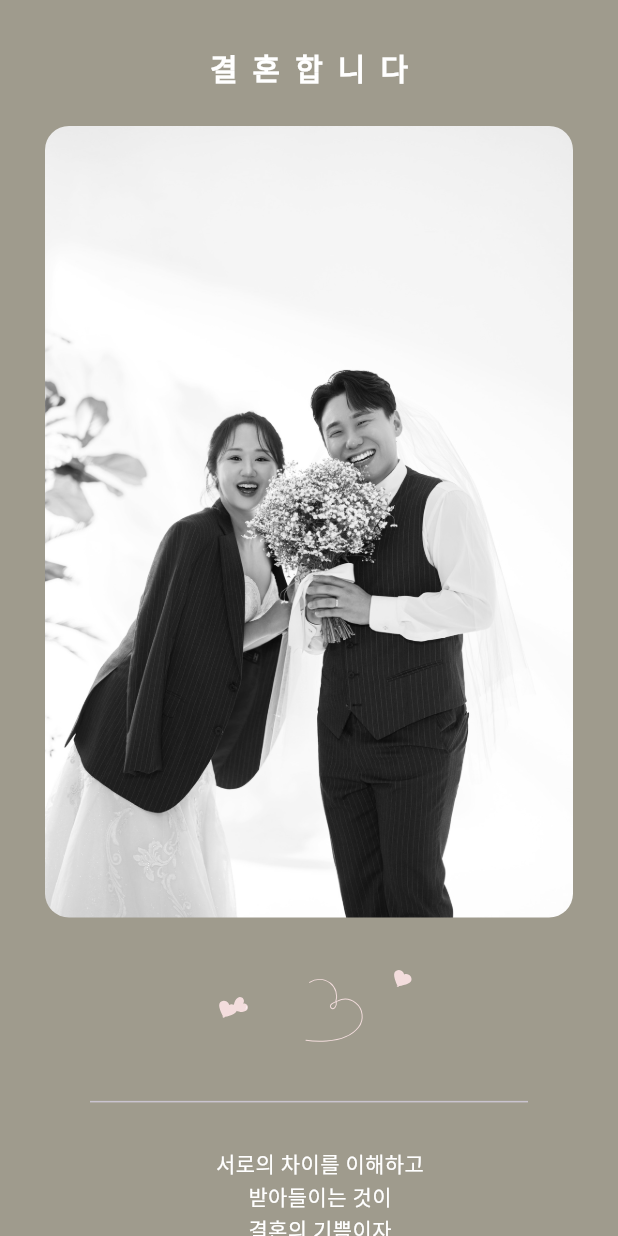
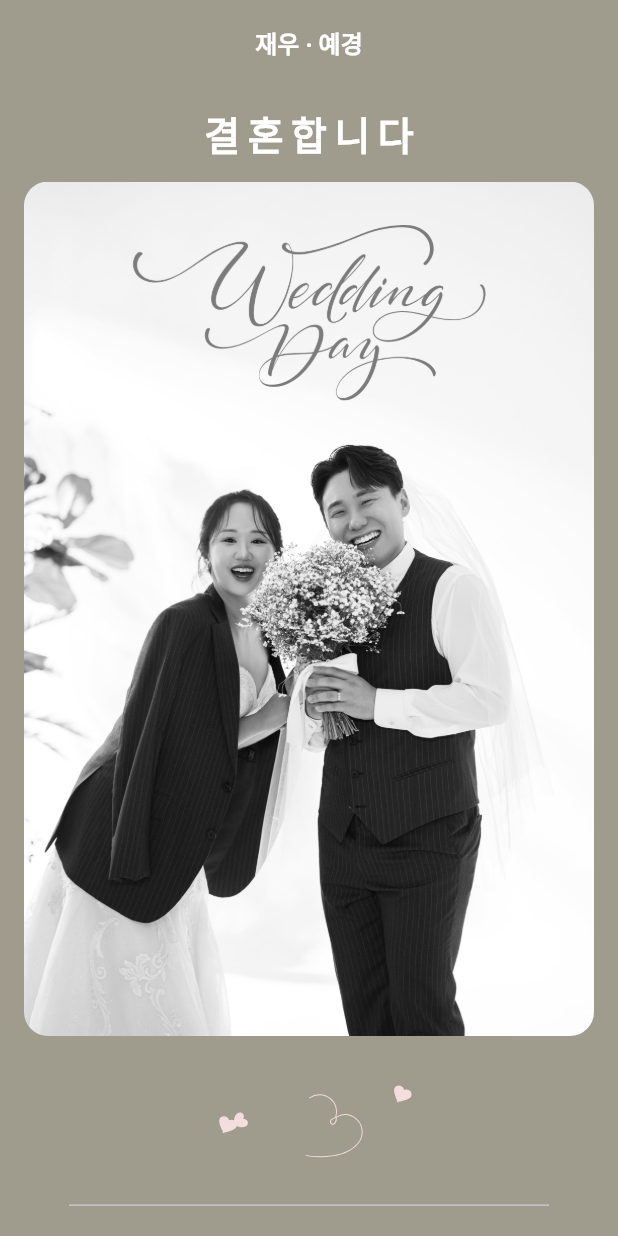
Before and after one commit to John-Cho/mobileInvitiation, a Flutter app: the screen it shows after launch, on a phone screen of 412 x 824 dp. Run offline on Flutter 3.47's test engine with Material 3 defaults, Android fonts, the phone set to English and light mode, and no system bars; our stand-ins replace flutter_riverpod, lottie, table_calendar; Roboto replaces fonts that are missing (Nanum_Myeongjo).

Commit message:
fixed layout

```diff
--- a/lib/common/constans.dart
+++ b/lib/common/constans.dart
@@ -1,4 +1,6 @@
 import 'package:flutter/material.dart';
+
+const String FONT_FAMILY = 'Nanum_Myeongjo';
 
 const Color DEFAULT_TEXT_COLOR = Colors.white;
 const Color DEFAULT_BG_COLOR = Color.fromARGB(0xff, 0x9f, 0x9b, 0x8d);
--- a/lib/layout/default_layout.dart
+++ b/lib/layout/default_layout.dart
@@ -18,7 +18,18 @@ class DefaultLayout extends StatelessWidget {
     return SafeArea(
       child: Scaffold(
         backgroundColor: backgroundColor ?? Colors.white,
-        body: this.body,
+        appBar: AppBar(
+          title:Text(title),
+          centerTitle: true,
+          backgroundColor: DEFAULT_BG_COLOR,
+          titleTextStyle: TextStyle(
+            fontFamily: FONT_FAMILY,
+            fontSize: 16,
+            fontWeight: FontWeight.bold,
+            color: DEFAULT_TEXT_COLOR,
+          ),
+        ),
+        body: body,
       ),
     );
   }
--- a/lib/main.dart
+++ b/lib/main.dart
@@ -1,5 +1,7 @@
+import 'package:flutter/foundation.dart';
 import 'package:flutter/material.dart';
 import 'package:flutter_riverpod/flutter_riverpod.dart';
+import 'package:mobileinvitiation/common/constans.dart';
 import 'package:mobileinvitiation/screen/home_screen.dart';
 
 void main() {
@@ -10,8 +12,9 @@ class _App extends StatelessWidget {
   @override
   Widget build(BuildContext context) {
     return MaterialApp(
+      debugShowCheckedModeBanner: false,
       theme: ThemeData(
-        fontFamily: 'Nanum_Myeongjo',
+        fontFamily: FONT_FAMILY,
       ),
       home: HomeScreen(),
     );
--- a/lib/screen/home_screen.dart
+++ b/lib/screen/home_screen.dart
@@ -1,3 +1,6 @@
+import 'dart:convert';
+
+import 'package:flutter/foundation.dart';
 import 'package:flutter/material.dart';
 import 'package:flutter/services.dart';
 import 'package:flutter_riverpod/flutter_riverpod.dart';
@@ -18,29 +21,29 @@ class HomeScreen extends ConsumerWidget {
 
     return DefaultLayout(
       backgroundColor: data.themeColor,
-      title: '재우 ♥ 예경',
+      title: '재우 · 예경',
       body: SingleChildScrollView(
         child: Padding(
-          padding: const EdgeInsets.symmetric(horizontal: 30.0),
+          padding: const EdgeInsets.symmetric(horizontal: 16.0),
           child: Column(
             crossAxisAlignment: CrossAxisAlignment.center,
             children: [
-              const SizedBox(height: 30.0),
+              _sizedbox(),
               const Text(
                 '결혼합니다',
                 style: TextStyle(
-                  fontSize: 20.0,
+                  fontSize: 26.0,
                   color: DEFAULT_TEXT_COLOR,
-                  letterSpacing: 10.0,
+                  letterSpacing: 5.0,
                   fontWeight: FontWeight.bold,
                 ),
               ),
-              const SizedBox(height: 25.0),
+              _sizedbox(),
               Container(
                 child: ClipRRect(
                     borderRadius: BorderRadius.circular(16.0),
                     child: Image.asset(
-                      'asset/img/home.jpg',
+                      'asset/img/home.png',
                       fit: BoxFit.cover,
                     )),
               ),
@@ -50,21 +53,19 @@ class HomeScreen extends ConsumerWidget {
                 width: 160,
                 fit: BoxFit.cover,
               ),
-              _sizedbox(),
               _divider(),
-              _sizedbox(height: 30.0),
+              ///////////////////////////////////////////////////////////////
               Text(
                 data.quote,
                 style: const TextStyle(
                   color: DEFAULT_TEXT_COLOR,
                   fontSize: 14.0,
-                  height: 1.5,
+                  height: 3.0,
                 ),
                 textAlign: TextAlign.center,
               ),
-              _sizedbox(),
               _divider(),
-              _sizedbox(),
+              ///////////////////////////////////////////////////////////////
               const Text(
                 '초대합니다',
                 style: TextStyle(
@@ -80,13 +81,17 @@ class HomeScreen extends ConsumerWidget {
                 style: TextStyle(
                   color: DEFAULT_TEXT_COLOR,
                   fontSize: 14.0,
-                  height: 2.0,
+                  height: 3.0,
                 ),
                 textAlign: TextAlign.center,
               ),
-              _sizedbox(),
+              Image.asset(
+                'asset/img/gallery.png',
+                width: 150,
+                fit: BoxFit.cover,
+              ),
               _divider(),
-              _sizedbox(),
+              ///////////////////////////////////////////////////////////////
               const Text(
                 '예식안내',
                 style: TextStyle(
@@ -108,7 +113,7 @@ class HomeScreen extends ConsumerWidget {
                     ),
                   ),
                   SizedBox(
-                    width: 10.0,
+                    width: 5.0,
                   ),
                   Text(
                     data.weddingTime,
@@ -119,6 +124,8 @@ class HomeScreen extends ConsumerWidget {
                   ),
                 ],
               ),
+
+              ///////////////////////////////////////////////////////////////
               Text(
                 '노블발렌티 대치점',
                 style: TextStyle(
@@ -126,22 +133,21 @@ class HomeScreen extends ConsumerWidget {
                   color: DEFAULT_TEXT_COLOR,
                 ),
               ),
-              _sizedbox(height: 8),
+              _sizedbox(height: 3),
               Text(
                 '삼성점이 아닌 대치점입니다.',
                 style: TextStyle(
-                  fontSize: 10.0,
-                  color: DEFAULT_TEXT_COLOR,
-                ),
+                    fontSize: 10.0,
+                    color: DEFAULT_TEXT_COLOR,
+                    decoration: TextDecoration.underline,
+                    decorationColor: Colors.white,
+                    decorationStyle: TextDecorationStyle.dotted),
               ),
-              _sizedbox(height: 8),
-              CalenderScreen(
-                selectedDay: DateFormat('yyyy년 M월 d일').parse(data.weddingDate),
-              ),
-
+              _sizedbox(),
+              Image.asset('asset/img/calender.png', fit: BoxFit.cover,),
               _sizedbox(),
               _divider(),
-              _sizedbox(),
+              ///////////////////////////////////////////////////////////////
               const Text(
                 '사진첩',
                 style: TextStyle(
@@ -153,9 +159,7 @@ class HomeScreen extends ConsumerWidget {
               ),
               _sizedbox(),
               GalleryScreen(),
-              _sizedbox(),
               _divider(),
-
               _sizedbox(),
               const Text(
                 '오시는 길',
@@ -195,53 +199,22 @@ class HomeScreen extends ConsumerWidget {
                 textAlign: TextAlign.center,
               ),
               _sizedbox(),
-              _contact(
-                '신랑에게 축하인사',
-                'asset/img/groom.png',
-                data.groom.contactNumber,
+              Image.asset('asset/img/groom.png', width: 100,),
+              _contactListtile(
+                context,
+                [
+                  data.groom,
+                  data.groomDad,
+                  data.groomMom,
+                ],
               ),
-              _contact(
-                '신부에게 축하인사',
-                'asset/img/bride.png',
-                data.bride.contactNumber,
-              ),
-              _divider(),
-              _sizedbox(),
-              Row(
-                mainAxisAlignment: MainAxisAlignment.center,
-                children: [
-                  Column(
-                    mainAxisAlignment: MainAxisAlignment.center,
-                    children: [
-                      Text('신랑측 혼주', style: TextStyle(color: DEFAULT_TEXT_COLOR, fontSize: 14.0),),
-                      _contact(
-                        '아버지 ${data.groomDad.name}',
-                        null,
-                        data.groomDad.contactNumber,
-                      ),
-                      _contact(
-                        '어머니 ${data.groomMom.name}',
-                        null,
-                        data.groomMom.contactNumber,
-                      ),
-                    ],
-                  ),
-                  Column(
-                    mainAxisAlignment: MainAxisAlignment.center,
-                    children: [
-                      Text('신부측 혼주', style: TextStyle(color: DEFAULT_TEXT_COLOR, fontSize: 14.0),),
-                      _contact(
-                        '아버지 ${data.brideDad.name}',
-                        null,
-                        data.brideDad.contactNumber,
-                      ),
-                      _contact(
-                        '어머니 ${data.brideMob.name}',
-                        null,
-                        data.brideMob.contactNumber,
-                      ),
-                    ],
-                  )
+              Image.asset('asset/img/bride.png', width: 100,),
+              _contactListtile(
+                context,
+                [
+                  data.bride,
+                  data.brideDad,
+                  data.brideMom,
                 ],
               ),
             ],
@@ -252,41 +225,41 @@ class HomeScreen extends ConsumerWidget {
   }
 
   static Widget _divider() {
-    return const Padding(
+    return Padding(
       padding: EdgeInsets.symmetric(horizontal: 30.0),
-      child: Divider(
-        height: 1.5,
+      child: Column(
+        children: [
+          _sizedbox(height: 8.0),
+          Divider(
+            height: 1.5,
+          ),
+          _sizedbox(),
+        ],
       ),
     );
   }
 
-  static Widget _sizedbox({double? height = 16.0}) {
+  static Widget _sizedbox({double? height = 14.0}) {
     return SizedBox(
       height: height,
     );
   }
 
-  Widget _contact(String name, String? imgPath, String number) {
+  Widget _contact(BuildContext context, PersonData user, Widget subwidget) {
     return Row(
       mainAxisAlignment: MainAxisAlignment.center,
-      crossAxisAlignment: CrossAxisAlignment.center,
       children: [
-        if(imgPath != null)
-        Image.asset(
-          imgPath,
-          width: 20,
-          height: 20,
-        ),
+        subwidget,
         Text(
-          '$name',
+          '${user.name}',
           style: TextStyle(
-            fontSize: 16.0,
+            fontSize: 14.0,
             color: DEFAULT_TEXT_COLOR,
           ),
         ),
         IconButton(
           onPressed: () async {
-            final Uri uri = Uri(scheme: 'tel', path: number);
+            final Uri uri = Uri(scheme: 'tel', path: user.contactNumber);
             if (await canLaunchUrl(uri)) {
               await launchUrl(uri);
             } else {
@@ -296,9 +269,118 @@ class HomeScreen extends ConsumerWidget {
           icon: Icon(
             Icons.call,
             color: Colors.white,
+            size: 20.0,
           ),
-        )
+          padding: EdgeInsets.zero,
+          constraints: BoxConstraints(),
+        ),
+        IconButton(
+          onPressed: () {
+            Clipboard.setData(ClipboardData(text: user.giftAccountDetails));
+            ScaffoldMessenger.of(context).showSnackBar(
+              SnackBar(
+                content: Text('계좌번호가 복사되었습니다.'),
+                duration: Duration(
+                  seconds: 2,
+                ),
+              ),
+            );
+          },
+          icon: Icon(Icons.wallet_giftcard_outlined,
+              color: Colors.white, size: 20.0),
+          padding: EdgeInsets.zero,
+          constraints: BoxConstraints(),
+        ),
       ],
     );
   }
+
+  // 신랑측
+  // 신부측
+
+  Widget _contactListtile(BuildContext context, List<PersonData> user) {
+    return SizedBox(
+      child: ListView.builder(
+        shrinkWrap: true,
+        itemCount: user.length,
+        physics: NeverScrollableScrollPhysics(),
+        itemBuilder: (context, index) {
+          return ListTile(
+            leading: Container(
+              width: 40.0,
+              height: 40.0,
+              decoration: BoxDecoration(
+                shape: BoxShape.circle,
+                border: Border.all(color: Colors.white, width: 1.5)
+              ),
+              child: CircleAvatar(
+                backgroundColor: DEFAULT_BG_COLOR,
+                child: Text(
+                  user[index].type,
+                  style: TextStyle(
+                    fontSize: 10.0,
+                    fontWeight: FontWeight.bold,
+                    color: DEFAULT_TEXT_COLOR,
+                  ),
+                ),
+              ),
+            ),
+            title: Text(
+              user[index].name,
+              style: TextStyle(
+                fontSize: 16.0,
+                color: DEFAULT_TEXT_COLOR,
+              ),
+            ),
+            subtitle: Text(
+              "${user[index].giftAccountDetails}   [${user[index].backType}]",
+              style: TextStyle(
+                fontSize: 10.0,
+                color: DEFAULT_TEXT_COLOR,
+              ),
+            ),
+            trailing: Wrap(
+              children: [
+                IconButton(
+                  onPressed: () async {
+                    final Uri uri =
+                        Uri(scheme: 'tel', path: user[index].contactNumber);
+                    if (await canLaunchUrl(uri)) {
+                      await launchUrl(uri);
+                    } else {
+                      throw 'Could not launch $uri';
+                    }
+                  },
+                  icon: Icon(
+                    Icons.call,
+                    color: Colors.white,
+                  ),
+                  padding: EdgeInsets.zero,
+                  constraints: BoxConstraints(),
+                ),
+                IconButton(
+                  onPressed: () {
+                    Clipboard.setData(
+                        ClipboardData(text: user[index].giftAccountDetails));
+                    ScaffoldMessenger.of(context).showSnackBar(
+                      SnackBar(
+                        content: Text('계좌번호가 복사되었습니다.'),
+                        duration: Duration(
+                          seconds: 2,
+                        ),
+                      ),
+                    );
+                  },
+                  icon: Icon(Icons.wallet_giftcard_outlined,
+                      color: Colors.white),
+                  padding: EdgeInsets.zero,
+                  constraints: BoxConstraints(),
+                ),
+              ],
+            ),
+          );
+        },
+      ),
+    );
+  }
 }
```
Also changed, not shown: lib/common/model/userdata.dart (+52 -28 lines), asset/img/calender.png, asset/img/gallery.png (added), asset/img/home.jpg (deleted), asset/img/home.png (added), asset/img/home_screen.png (deleted), asset/img/ring.png (added).
